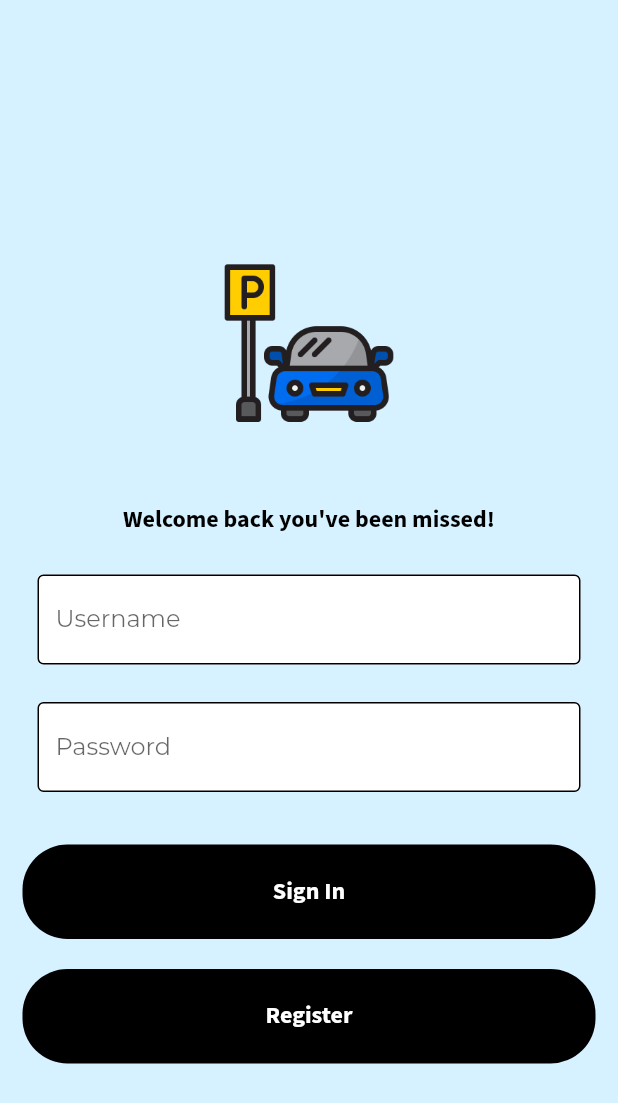
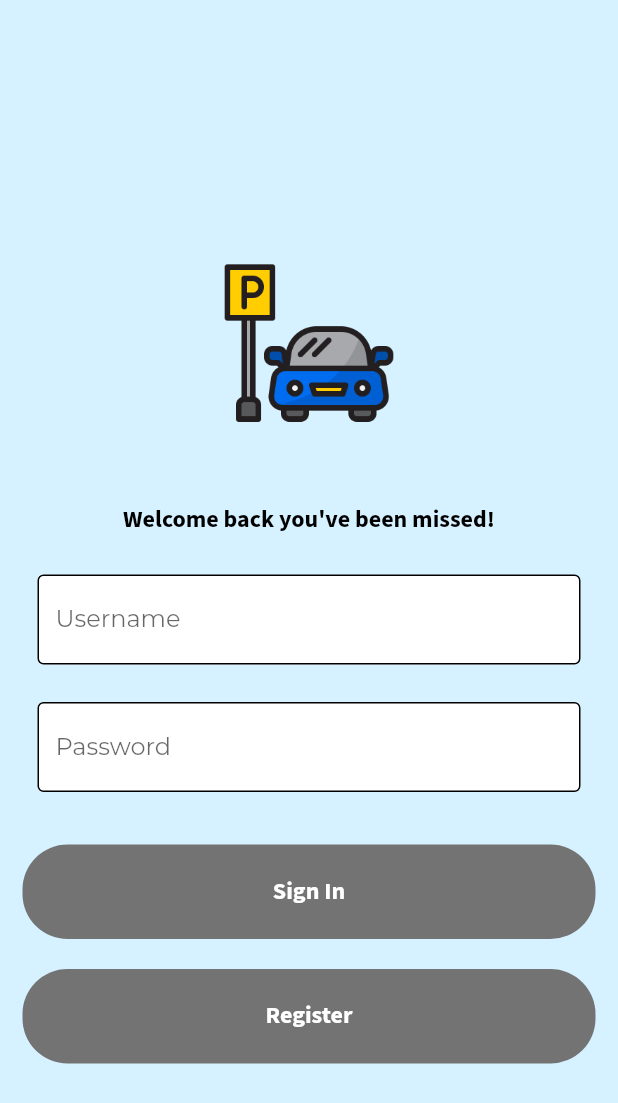
Before and after one commit to iloveangpao/2006_CarparkApp, a Flutter app: the screen it shows after launch, on a phone screen of 412 x 824 dp. Shown: the top 1103 px of the screen. Run offline on Flutter 3.47's test engine with Material 2 defaults, Android fonts, the phone set to English and light mode, and no system bars; our stand-ins replace geolocator, google_fonts, google_maps_flutter; missing offline and left inert: flutter_polyline_points, geolocator_platform_interface.

Commit message:
Design Ammended

```diff
--- a/lib/pages/login_page.dart
+++ b/lib/pages/login_page.dart
@@ -65,7 +65,7 @@ class LoginPage extends StatelessWidget {
                         padding: const EdgeInsets.all(20),
                         margin: const EdgeInsets.symmetric(horizontal: 15),
                         decoration: BoxDecoration(
-                          color: Colors.black,
+                          color: Color(0xff737373),
                           borderRadius: BorderRadius.circular(30),
                         ),
                         child: Center(
@@ -89,7 +89,7 @@ class LoginPage extends StatelessWidget {
                         padding: const EdgeInsets.all(20),
                         margin: const EdgeInsets.symmetric(horizontal: 15),
                         decoration: BoxDecoration(
-                          color: Colors.black,
+                          color: Color(0xff737373),
                           borderRadius: BorderRadius.circular(30),
                         ),
                         child: Center(
```
